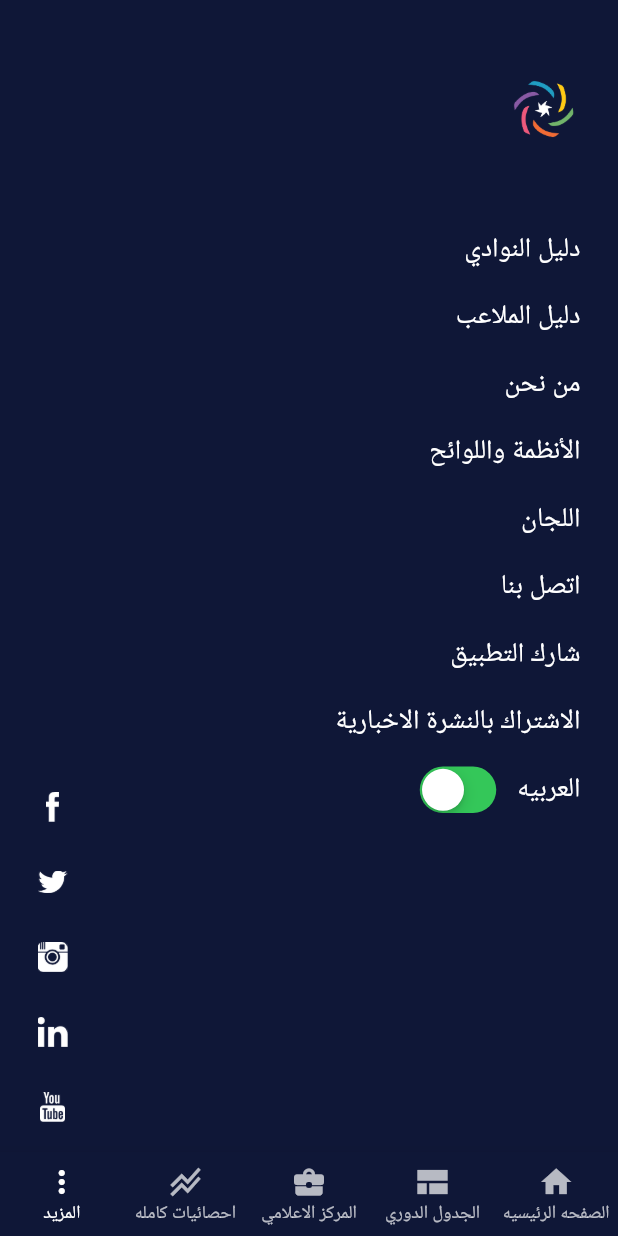
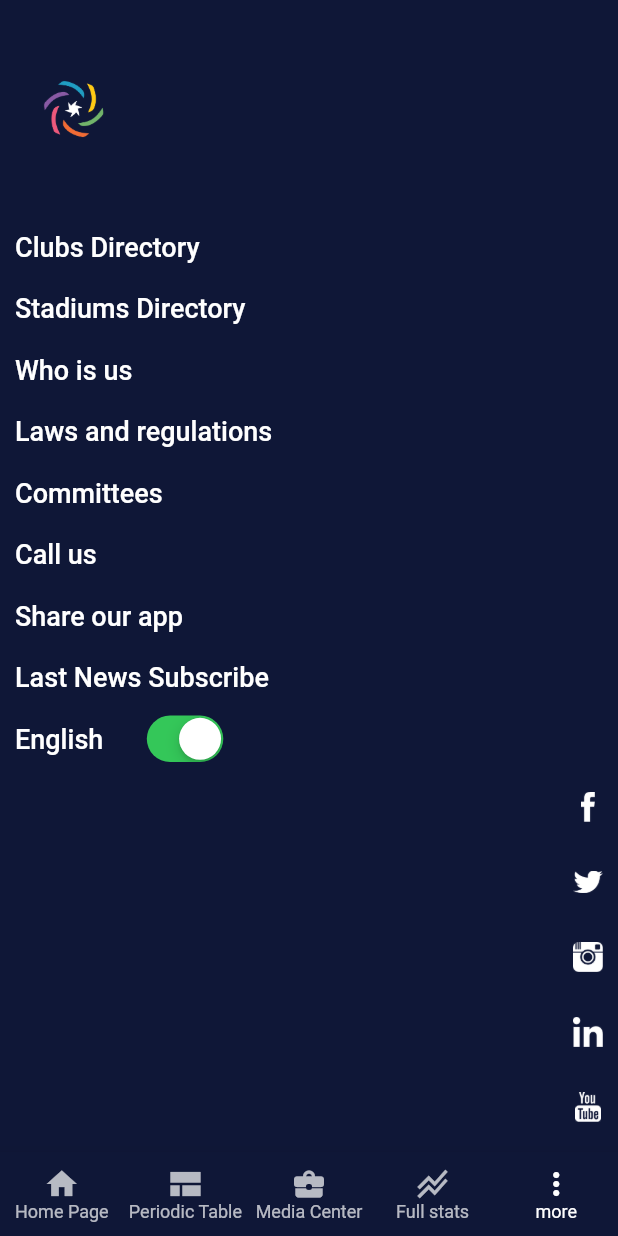
Before and after one commit to mayadakhaled66/Sport-News, a Flutter app: the screen it shows after launch, item 5 of the bottom bar chosen, on a phone screen of 412 x 824 dp. Run offline on Flutter 3.47's test engine with Material 2 defaults, Android fonts, the phone set to English and light mode, and no system bars; our stand-ins replace equatable, flutter_bloc, flutter_spinkit, shared_preferences; network calls fail.

```diff
--- /dev/null
+++ b/lib/features/Utilities/localization/Language.dart
@@ -0,0 +1,15 @@
+class Language {
+  final int id;
+  final String flag;
+  final String name;
+  final String languageCode;
+
+  Language(this.id, this.flag, this.name, this.languageCode);
+
+  static List<Language> languageList() {
+    return <Language>[
+      Language(1, "🇺🇸", "English", "en"),
+      Language(2, "🇸🇦", "اَلْعَرَبِيَّةُ", "ar"),
+    ];
+  }
+}
--- /dev/null
+++ b/lib/features/Utilities/localization/localization.dart
@@ -0,0 +1,54 @@
+import 'dart:convert';
+
+import 'package:flutter/material.dart';
+import 'package:flutter/services.dart';
+
+class Localization {
+  Localization(this.locale);
+
+  final Locale locale;
+  static Localization of(BuildContext context) {
+    return Localizations.of<Localization>(context, Localization);
+  }
+
+  Map<String, String> _localizedValues;
+
+  Future<void> load() async {
+
+    String jsonStringValues =
+    await rootBundle.loadString('assets/${locale.languageCode}.json');
+    print("assets/${locale.languageCode}.json");
+    Map<String, dynamic> mappedJson = await json.decode(jsonStringValues);
+    _localizedValues =
+    await mappedJson.map((key, value) => MapEntry(key, value.toString()));
+  }
+
+  String translate(String key) {
+    print("key :$key");
+    return _localizedValues[key]??key;
+  }
+
+  // static member to have simple access to the delegate from Material App
+  static const LocalizationsDelegate<Localization> delegate =
+  _DemoLocalizationsDelegate();
+}
+
+class _DemoLocalizationsDelegate
+    extends LocalizationsDelegate<Localization> {
+  const _DemoLocalizationsDelegate();
+
+  @override
+  bool isSupported(Locale locale) {
+    return ['en','ar'].contains(locale.languageCode);
+  }
+
+  @override
+  Future<Localization> load(Locale locale) async {
+    Localization localization = new Localization(locale);
+    await localization.load();
+    return localization;
+  }
+
+  @override
+  bool shouldReload(LocalizationsDelegate<Localization> old) => false;
+}
--- /dev/null
+++ b/lib/features/Utilities/localization/translation.dart
@@ -0,0 +1,39 @@
+import 'package:flutter/material.dart';
+import 'package:shared_preferences/shared_preferences.dart';
+
+import 'localization.dart';
+
+const String LAGUAGE_CODE = 'languageCode';
+
+//languages code
+const String ENGLISH = 'en';
+const String ARABIC = 'ar';
+
+Future<Locale> setLocale(String languageCode) async {
+  SharedPreferences _prefs = await SharedPreferences.getInstance();
+  await _prefs.setString(LAGUAGE_CODE, languageCode);
+  return _locale(languageCode);
+}
+
+Future<Locale> getLocale() async {
+  SharedPreferences _prefs = await SharedPreferences.getInstance();
+  String languageCode = _prefs.getString(LAGUAGE_CODE) ?? "en";
+  print("_locale(languageCode) :${_locale(languageCode)}");
+  return _locale(languageCode);
+}
+
+Locale _locale(String languageCode) {
+  switch (languageCode) {
+    case ENGLISH:
+      return Locale(ENGLISH, 'US');
+    case ARABIC:
+      return Locale(ARABIC, "SA");
+    default:
+      return Locale(ENGLISH, 'US');
+  }
+}
+
+String getTranslated(BuildContext context, String key) {
+  print("Localization.of(context).translate(key) :${Localization.of(context).translate(key)}");
+  return Localization.of(context).translate(key);
+}
--- a/lib/features/Utilities/ui/app_page.dart
+++ b/lib/features/Utilities/ui/app_page.dart
@@ -18,15 +18,13 @@ class AppPage extends StatelessWidget {
       backgroundColor: this.backgroundColor ?? Colors.transparent,
       extendBodyBehindAppBar: this.extendBodyBehindAppBar ?? false,
       appBar: withAppBar
-          ? PreferredSize(
-              preferredSize: Size.fromHeight(
-                  MediaQuery.of(context).size.height * (2 / 15)),
-              child: AppBar(
+          ? AppBar(toolbarHeight: MediaQuery.of(context).size.height * (2 / 15),
+            elevation: 0,
             // title: Text('App Bar!'),
             flexibleSpace: withImageInAppBar
                 ? Image(
                     image: AssetImage('images/app_bar.png'),
-                        fit: BoxFit.cover,
+                    fit: BoxFit.fill,
                   )
                 : Container(
                     color: Colors.transparent,
@@ -42,7 +40,6 @@ class AppPage extends StatelessWidget {
                   )
                 : SizedBox(),
             backgroundColor: this.backgroundColor ?? Colors.transparent,
-              ),
           )
           : null,
       resizeToAvoidBottomInset: true,
--- a/lib/features/Utilities/ui/post_view.dart
+++ b/lib/features/Utilities/ui/post_view.dart
@@ -12,7 +12,7 @@ EdgeInsets withMargin,withMarginText;
   @override
   Widget build(BuildContext context) {
     return Container(
-      margin: withMargin??const EdgeInsets.all(15.0),
+      margin: withMargin??const EdgeInsets.all(15.0).copyWith(top: 20),
       width: MediaQuery.of(context).size.width,
       child: Column(
         crossAxisAlignment: CrossAxisAlignment.center,
--- a/lib/features/app_controller/view/HomePageController.dart
+++ b/lib/features/app_controller/view/HomePageController.dart
@@ -1,11 +1,13 @@
 import 'package:flutter/material.dart';
+import 'package:sport_news/features/Utilities/localization/translation.dart';
 
 import 'package:sport_news/features/cultural_center/view/cultural_center_view.dart';
 import 'package:sport_news/features/main_home/view/MainHomePage.dart';
 import 'package:sport_news/features/more/view/MorePage.dart';
 import 'package:sport_news/features/periodic_table/view/periodic_table_view.dart';
-import 'package:sport_news/features/staticties/view/cultural_center_view.dart';
+import 'package:sport_news/features/staticties/view/statistics_view.dart';
 
+import '../../../main.dart';
 
 class HomePageController extends StatefulWidget {
   String userName;
@@ -21,10 +23,11 @@ class _HomePageControllerState extends State<HomePageController> {
 
   @override
   void initState() {
-    _incrementTab(0);
+    Future.delayed(Duration.zero, () {
+      _incrementTab(0);
+    });
   }
 
-  String _title;
   Widget _currentPage;
 
   PageController _pageController = PageController();
@@ -36,23 +39,18 @@ class _HomePageControllerState extends State<HomePageController> {
       //     duration: Duration(milliseconds: 500), curve: Curves.easeOut);
       switch (_selectedIndex) {
         case 0:
-          _title = "الصفحه الرئيسيه";
           _currentPage = MainHomePage();
           break;
         case 1:
-          _title = "الجدول الدوري";
           _currentPage = PeriodicPage();
           break;
         case 2:
-          _title = "المركز الاعلامي";
           _currentPage = CulturalCenterPage();
           break;
         case 3:
-          _title = "احصائيات كامله";
           _currentPage = StatisticsPage();
           break;
         case 4:
-          _title = "المزيد";
           _currentPage = MorePage();
           break;
       }
@@ -67,30 +65,30 @@ class _HomePageControllerState extends State<HomePageController> {
       type: BottomNavigationBarType.fixed,
       items: [
         BottomNavigationBarItem(
-          icon: Icon(Icons.home),
-          label: 'الصفحه الرئيسيه',
-        ),
+            icon: Icon(Icons.home),
+            label: getTranslated(context, 'home_page') ?? ""),
         BottomNavigationBarItem(
-            icon: Icon(Icons.view_comfortable), label: 'الجدول الدوري'),
+            icon: Icon(Icons.view_comfortable),
+            label: getTranslated(context, 'per_table') ?? ""),
         BottomNavigationBarItem(
             icon: Icon(Icons.business_center_rounded),
-            label: 'المركز الاعلامي'),
+            label: getTranslated(context, 'center') ?? ""),
         BottomNavigationBarItem(
-            icon: Icon(Icons.stacked_line_chart), label: 'احصائيات كامله'),
+            icon: Icon(Icons.stacked_line_chart),
+            label: getTranslated(context, 'statistics') ?? ""),
         BottomNavigationBarItem(
             icon: Icon(
               Icons.more_vert,
             ),
-            label: 'المزيد'),
+            label: getTranslated(context, 'more') ?? ""),
       ],
-
       selectedItemColor: Theme.of(context).accentColor,
       showUnselectedLabels: true,
       showSelectedLabels: true,
       unselectedFontSize: 12,
       selectedFontSize: 12,
       unselectedIconTheme: IconThemeData(color: Colors.white70),
-      selectedIconTheme: IconThemeData(color:  Colors.white),
+      selectedIconTheme: IconThemeData(color: Colors.white),
       unselectedLabelStyle: TextStyle(color: Colors.white70),
       selectedLabelStyle: TextStyle(color: Colors.white),
       unselectedItemColor: Colors.white70,
--- a/lib/features/cultural_center/view/NewsDetailsPage.dart
+++ b/lib/features/cultural_center/view/NewsDetailsPage.dart
@@ -18,7 +18,6 @@ class NewsDetailsPage extends StatelessWidget {
   Widget build(BuildContext context) {
     return AppPage(
       Container(
-        // padding: const EdgeInsets.all(20),
         color: Color(0xFFF3F3F3),
         child: SingleChildScrollView(
           child: Column(
@@ -85,7 +84,7 @@ class NewsDetailsPage extends StatelessWidget {
           child: Wrap(
             children: [
               Text(
-                details,
+                details??"",
                 style:
                     TextStyle(fontWeight: FontWeight.w500, color: Colors.black),
               ),
--- a/lib/features/more/view/MorePage.dart
+++ b/lib/features/more/view/MorePage.dart
@@ -1,6 +1,10 @@
 import 'package:flutter/cupertino.dart';
 import 'package:flutter/material.dart';
+import 'package:sport_news/features/Utilities/localization/Language.dart';
+import 'package:sport_news/features/Utilities/localization/translation.dart';
 import 'package:sport_news/features/Utilities/ui/app_page.dart';
+
+import '../../../main.dart';
 
 class MorePage extends StatefulWidget {
   @override
@@ -8,7 +12,6 @@ class MorePage extends StatefulWidget {
 }
 
 class _MorePageState extends State<MorePage> {
-  BuildContext _dialogContexts, dialogLoadingBuildContext;
   bool _switchValue=true;
   @override
   Widget build(BuildContext context) {
@@ -38,22 +41,23 @@ class _MorePageState extends State<MorePage> {
                 width: MediaQuery.of(context).size.width * (1 / 6),
               ),
             ),
-            buildTextWidget("دليل النوادي"),
-            buildTextWidget("دليل الملاعب"),
-            buildTextWidget("من نحن"),
-            buildTextWidget("الأنظمة واللوائح"),
-            buildTextWidget("اللجان"),
-            buildTextWidget("اتصل بنا"),
-            buildTextWidget("شارك التطبيق"),
-            buildTextWidget("الاشتراك بالنشرة الاخبارية"),
+            buildTextWidget("clubs_guide"),
+            buildTextWidget("guide"),
+            buildTextWidget("who_is_us"),
+            buildTextWidget("rules"),
+            buildTextWidget("rooms"),
+            buildTextWidget("call_us"),
+            buildTextWidget("share"),
+            buildTextWidget("subs"),
             Row(
               children: [
-                buildTextWidget(_switchValue?"العربيه":"English"),
+                buildTextWidget(_switchValue?"English":"العربيه"),
                 CupertinoSwitch(
                   value: _switchValue,
                   onChanged: (value) {
                     setState(() {
                       _switchValue = value;
+                      _changeLanguage(_switchValue?Language.languageList()[0]:Language.languageList()[1]);
                     });
                   },
                 ),
@@ -76,12 +80,15 @@ class _MorePageState extends State<MorePage> {
       ],
     );
   }
-
+  void _changeLanguage(Language language) async {
+    Locale _locale = await setLocale(language.languageCode);
+    MyHomePage.setLocale(context, _locale);
+  }
   buildTextWidget(String text) {
     return Padding(
       padding: const EdgeInsets.all(10.0).copyWith(right: 25),
       child: Text(
-        text,
+        getTranslated(context, text),
         style: TextStyle(
             color: Colors.white, fontWeight: FontWeight.w500, fontSize: 18),
       ),
--- a/lib/features/periodic_table/view/periodic_table_view.dart
+++ b/lib/features/periodic_table/view/periodic_table_view.dart
@@ -19,8 +19,6 @@ class _PeriodicPageState extends State<PeriodicPage> {
 
   @override
   Widget build(BuildContext context) {
-    double width = MediaQuery.of(context).size.width;
-    double height = MediaQuery.of(context).size.height;
     return BlocBuilder<HomePageBloc, HomePageState>(
       builder: (context, state) {
         return BlocListener<HomePageBloc, HomePageState>(
--- a/lib/main.dart
+++ b/lib/main.dart
@@ -1,40 +1,67 @@
 import 'package:flutter/material.dart';
 import 'package:flutter_bloc/flutter_bloc.dart';
+import 'features/Utilities/localization/localization.dart';
+import 'features/Utilities/localization/translation.dart';
 import 'features/app_controller/view/HomePageController.dart';
 import 'features/periodic_table/bloc/home_page_bloc.dart';
 import 'package:flutter_localizations/flutter_localizations.dart';
 
 void main() {
-  // runApp(BlocProvider<AuthenticationBloc>(
-  //     create: (_) => AuthenticationBloc(userRepository: UserRepository()),
-  //     child: MyApp()));
   runApp(MyApp());
 }
 
 class MyApp extends StatelessWidget {
   @override
   Widget build(BuildContext context) {
-    return  MyHomePage();
+    return MyHomePage();
   }
 }
 
 class MyHomePage extends StatefulWidget {
   MyHomePage({Key key, this.title}) : super(key: key);
 
+  @override
+  _MyHomePagesState createState() => _MyHomePagesState();
   final String title;
 
-  @override
-  _MyHomePagesState createState() => _MyHomePagesState();
+  static void setLocale(BuildContext context, Locale newLocale) async {
+    _MyHomePagesState state =
+        context.findAncestorStateOfType<_MyHomePagesState>();
+    await state.setLocale(newLocale);
+  }
 }
 
 class _MyHomePagesState extends State<MyHomePage> {
+  Locale _locale;
+
+  setLocale(Locale locale) {
+    setState(() {
+      _locale = locale;
+    });
+  }
+
+  @override
+  void didChangeDependencies() {
+    getLocale().then((locale) {
+      setState(() {
+        this._locale = locale;
+      });
+    });
+    super.didChangeDependencies();
+  }
+
   @override
   Widget build(BuildContext context) {
+    if (this._locale == null) {
+      return Container(
+        child: Center(
+          child: CircularProgressIndicator(
+              valueColor: AlwaysStoppedAnimation<Color>(Colors.blue[800])),
+        ),
+      );
+    } else {
       return MultiBlocProvider(
         providers: [
-        // BlocProvider<LoginBloc>(
-        //   create: (BuildContext context) => LoginBloc(),
-        // ),
           BlocProvider<HomePageBloc>(
             create: (BuildContext context) => HomePageBloc(),
           ),
@@ -64,28 +91,30 @@ class _MyHomePagesState extends State<MyHomePage> {
           ),
           routes: {
             "/welcomePage": (context) => HomePageController(),
-          // "/loginPage": (context) => LoginMainPage(),
           },
           localizationsDelegates: [
-            GlobalCupertinoLocalizations.delegate,
+            Localization.delegate,
             GlobalMaterialLocalizations.delegate,
             GlobalWidgetsLocalizations.delegate,
+            GlobalCupertinoLocalizations.delegate,
           ],
-          supportedLocales: [
-            Locale("en", "US"),
-            Locale('ar', 'AE')
-          ],
-          locale: Locale('ar', 'AE')
+          supportedLocales: [Locale("en", "US"), Locale('ar', 'SA')],
+          localeResolutionCallback: (locale, supportedLocales) {
+            for (var supportedLocale in supportedLocales) {
+              if (supportedLocale.languageCode == locale.languageCode &&
+                  supportedLocale.countryCode == locale.countryCode) {
+                return supportedLocale;
+              }
+            }
+            return supportedLocales.first;
+          },
+          locale: _locale,
+          // locale: Locale("en", "US")
         ),
       );
     }
+  }
 
   @override
-  void initState() {
-    // SchedulerBinding.instance.addPostFrameCallback((_) {
-    // BlocProvider.of<AuthenticationBloc>(context).add(AppStarted());
-    // });
-
-
+  void initState() {}
 }
-}
--- a/pubspec.yaml
+++ b/pubspec.yaml
@@ -48,8 +48,8 @@ flutter:
   # the material Icons class.
   uses-material-design: true
   assets:
+    - assets/
     - images/
-  #   - images/a_dot_ham.jpeg
 
   # An image asset can refer to one or more resolution-specific "variants", see
   # https://flutter.dev/assets-and-images/#resolution-aware.
```
Also changed, not shown: assets/ar.json (added, +35 -0 lines), assets/en.json (added, +32 -0 lines), lib/features/Utilities/UserInfo.dart (deleted, +0 -21 lines), lib/features/cultural_center/view/NewsPage.dart (+8 -10 lines), lib/features/cultural_center/view/cultural_center_view.dart (+26 -11 lines), lib/features/main_home/view/MainHomePage.dart (+38 -32 lines), lib/features/staticties/view/statistics_view.dart (renamed from lib/features/staticties/view/cultural_center_view.dart). Lines whose indentation alone changed are shown as unchanged.
